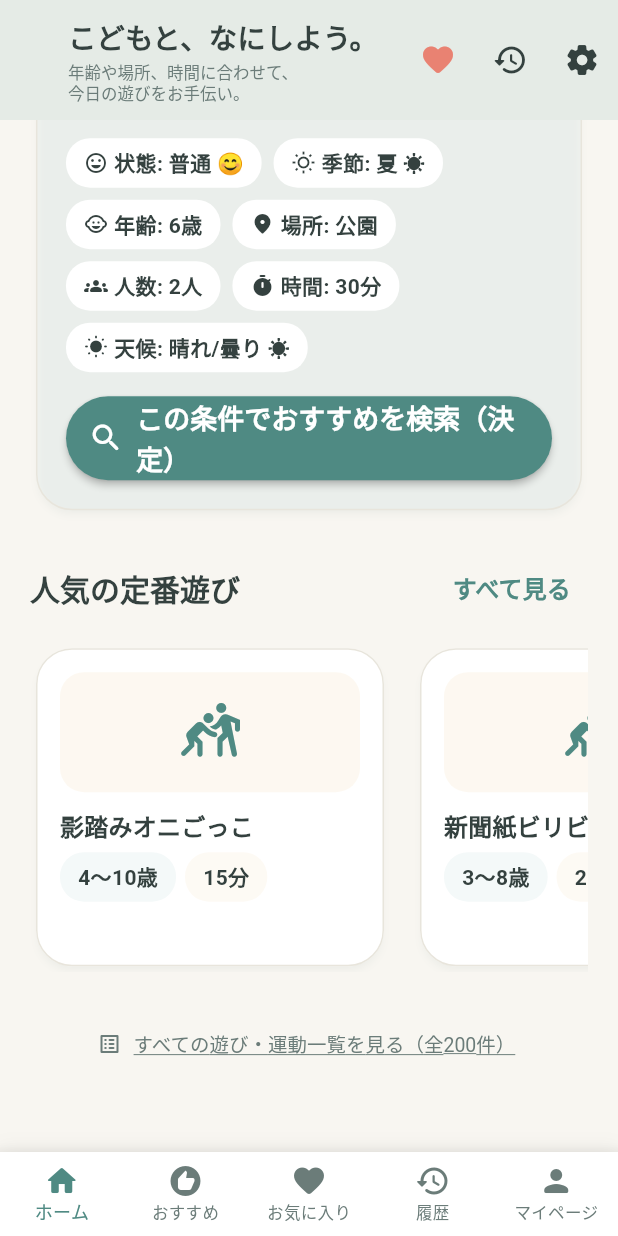
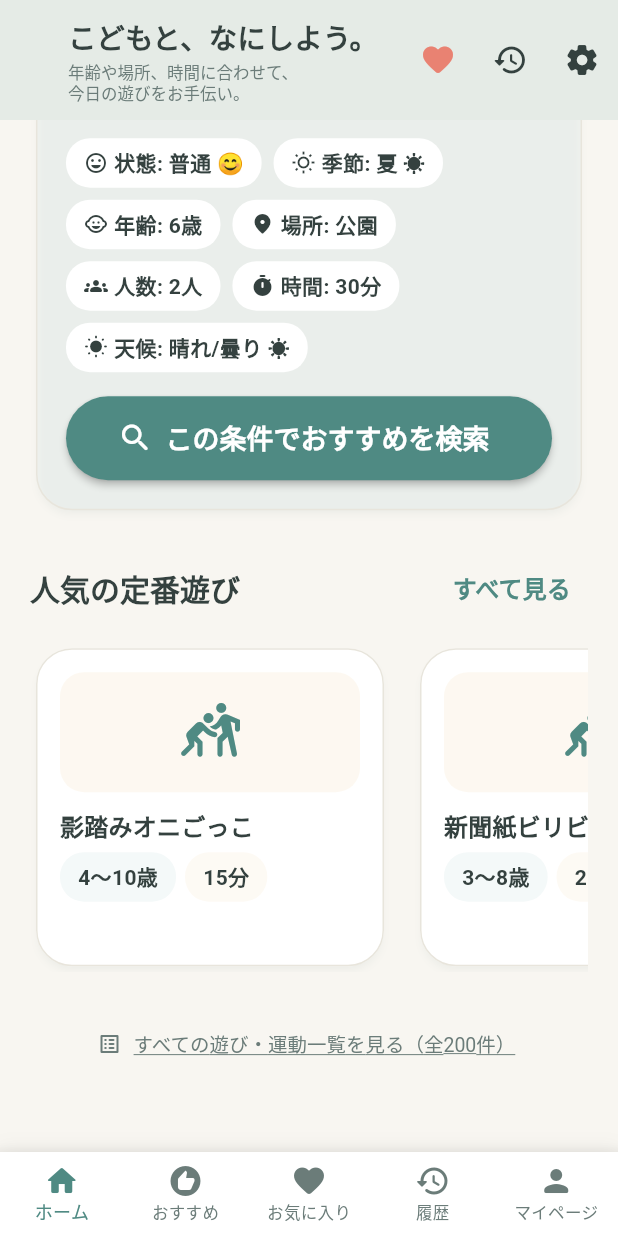
Before and after one commit to HidakaNeruMasato/child_exercise_assistant, a Flutter app: the screen it shows after launch, scrolled down 497 dp, on a phone screen of 412 x 824 dp. Run offline on Flutter 3.47's test engine with Material 3 defaults, Android fonts, the light colour scheme and no system bars; our stand-ins replace csv, flutter_riverpod, gap, go_router, google_fonts.

Commit message:
Update PC right column welcome message and remove (決定) from search button

```diff
--- a/lib/features/home/home_screen.dart
+++ b/lib/features/home/home_screen.dart
@@ -324,20 +324,21 @@ class HomeScreen extends ConsumerWidget {
                           color: AppTheme.primaryColor.withOpacity(0.2),
                         ),
                         const Gap(20),
-                        // PC右側: 今日のクイック気分・条件案内パネル
+                        // PC右側: 挨拶＆ウェルカム案内メッセージ
                         Expanded(
                           flex: 6,
                           child: Column(
                             crossAxisAlignment: CrossAxisAlignment.start,
+                            mainAxisAlignment: MainAxisAlignment.center,
                             children: [
                               Row(
                                 children: [
-                                  const Icon(Icons.auto_awesome_rounded, color: AppTheme.secondaryColor, size: 20),
-                                  const Gap(6),
+                                  const Icon(Icons.waving_hand_rounded, color: AppTheme.secondaryColor, size: 22),
+                                  const Gap(8),
                                   Text(
-                                    '今日のお子さまの気分・状態は？',
+                                    'こんにちは、${user?.displayName ?? "保護者"}さま！',
                                     style: Theme.of(context).textTheme.titleMedium?.copyWith(
-                                          fontSize: 15,
+                                          fontSize: 18,
                                           fontWeight: FontWeight.bold,
                                           color: AppTheme.textDarkColor,
                                         ),
@@ -345,24 +346,13 @@ class HomeScreen extends ConsumerWidget {
                                 ],
                               ),
                               const Gap(8),
-                              Wrap(
-                                spacing: 8,
-                                runSpacing: 6,
-                                children: ChildMoodState.values.take(4).map((mood) {
-                                  final isSelected = currentCondition.childMoodState == mood;
-                                  return ChoiceChip(
-                                    label: Text(mood.label, style: const TextStyle(fontSize: 12)),
-                                    selected: isSelected,
-                                    selectedColor: AppTheme.primaryContainer,
-                                    onSelected: (val) {
-                                      if (val) {
-                                        ref.read(recommendationConditionProvider.notifier).state =
-                                            currentCondition.copyWith(childMoodState: mood);
-                                        context.push(AppRoutes.recommendations);
-                                      }
-                                    },
-                                  );
-                                }).toList(),
+                              Text(
+                                '今日のお子さまの気分や時間、場所に合わせたぴったりな遊びをお手伝いします。さっそく下の条件から気になるものを選んでみましょう！',
+                                style: TextStyle(
+                                  fontSize: 13,
+                                  color: AppTheme.textMutedColor,
+                                  height: 1.5,
+                                ),
                               ),
                             ],
                           ),
@@ -524,7 +514,7 @@ class HomeScreen extends ConsumerWidget {
 
                   // Tap 2: おすすめ検索ボタン
                   CustomButton(
-                    text: 'この条件でおすすめを検索（決定）',
+                    text: 'この条件でおすすめを検索',
                     icon: Icons.search_rounded,
                     onPressed: () {
                       context.push(AppRoutes.recommendations);
```
Also changed, not shown: 3 other files.
